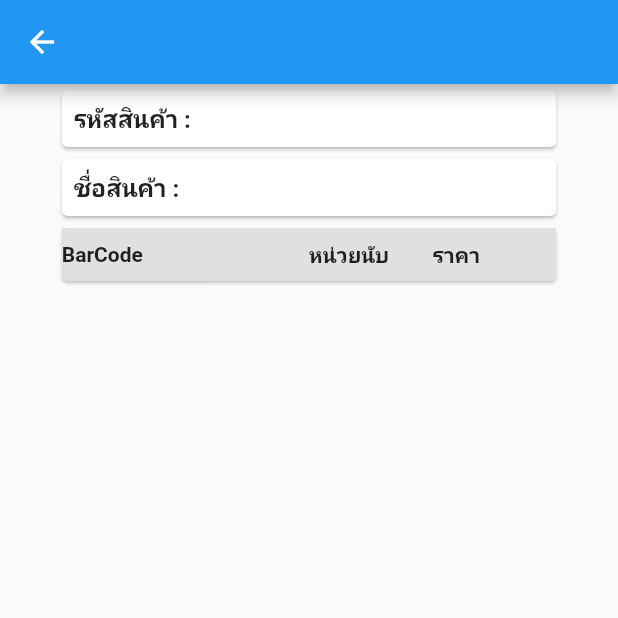
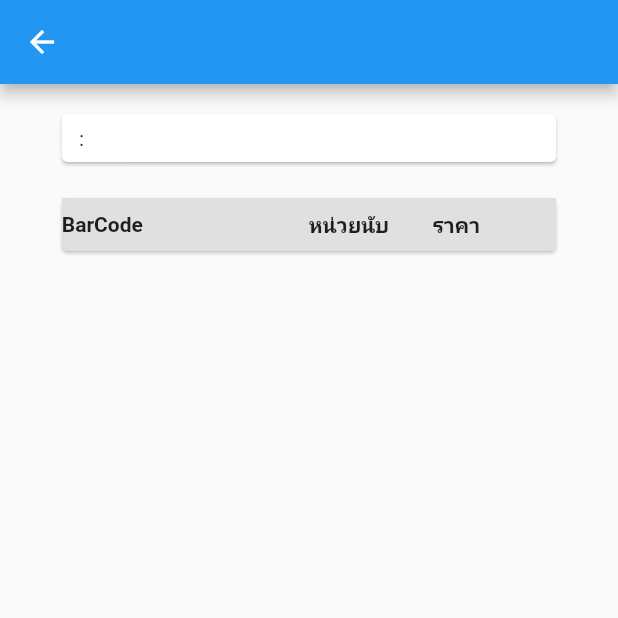
Before and after one commit to masterUNG/RawinPornShop, a Flutter app: the DetailProduct screen opened directly with empty values, on a phone screen of 412 x 824 dp, the top half of it. Run offline on Flutter 3.47's test engine with Material 2 defaults, Android fonts, the phone set to English and light mode, and no system bars; our stand-ins replace dio, flutter_swiper, google_fonts; missing offline and left inert: barcode_scan, fontisto_flutter.

Commit message:
finish 31July

```diff
--- a/lib/models/search_model.dart
+++ b/lib/models/search_model.dart
@@ -37,6 +37,7 @@ class SearchModel {
         pLs.add(new PLs.fromJson(v));
       });
     }
+
     pic1 = json['Pic1'];
     pic2 = json['Pic2'];
     pic3 = json['Pic3'];
--- a/lib/utility/my_style.dart
+++ b/lib/utility/my_style.dart
@@ -48,5 +48,11 @@ class MyStyel {
     );
   }
 
+  SizedBox mySizedBox16() {
+    return SizedBox(
+      height: 16,
+    );
+  }
+
   MyStyel();
 }
--- a/lib/widget/detail_product.dart
+++ b/lib/widget/detail_product.dart
@@ -1,4 +1,8 @@
+import 'dart:convert';
+import 'dart:typed_data';
+
 import 'package:flutter/material.dart';
+import 'package:flutter_swiper/flutter_swiper.dart';
 import 'package:intl/intl.dart';
 import 'package:rawinpornshop/models/search_model.dart';
 import 'package:rawinpornshop/utility/my_style.dart';
@@ -29,9 +33,17 @@ class _DetailProductState extends State<DetailProduct> {
     for (var plsModel in objPLs) {
       Map<String, dynamic> map = plsModel.toJson();
       PLs pLs = PLs.fromJson(map);
+
+      String testPrice = pLs.price9;
+      if (testPrice.isNotEmpty) {
+        double douTestPrice = double.parse(testPrice);
+
+        if (douTestPrice != 0) {
           setState(() {
             plss.add(pLs);
           });
+        }
+      }
     }
   }
 
@@ -39,17 +51,22 @@ class _DetailProductState extends State<DetailProduct> {
   Widget build(BuildContext context) {
     return Scaffold(
       appBar: AppBar(),
-      body: Column(
+      body: SingleChildScrollView(
+        child: Column(
           children: <Widget>[
-          buildText(context, 'รหัสสินค้า : ${model.code}'),
-          buildText(context, 'ชื่อสินค้า : ${model.name}'),
+            MyStyel().mySizedBox16(),
+            buildText(context, model.code, model.name),
+            MyStyel().mySizedBox16(),
             showListPLs(),
+            MyStyel().mySizedBox16(),
+            showPicture(),
           ],
+        ),
       ),
     );
   }
 
-  Widget buildText(BuildContext context, String string) {
+  Widget buildText(BuildContext context, String string, String string2) {
     return Row(
       mainAxisAlignment: MainAxisAlignment.center,
       children: <Widget>[
@@ -57,9 +74,19 @@ class _DetailProductState extends State<DetailProduct> {
           child: Container(
             padding: EdgeInsets.all(8),
             width: MediaQuery.of(context).size.width * 0.8,
+            child: Row(mainAxisSize: MainAxisSize.min,
+              children: [
+                Text(
+                  string,
+                  style: TextStyle(color: Colors.red),
+                ),Text(' : '),
+                Container(width: 100,
                   child: Text(
-              string,
-              style: MyStyel().titleH2(),
+                    string2,
+                    style: TextStyle(color: Colors.blue.shade700),
+                  ),
+                ),
+              ],
             ),
           ),
         ),
@@ -131,13 +158,44 @@ class _DetailProductState extends State<DetailProduct> {
   }
 
   String setupPrice(String price9) {
-    // List<String> list = price9.split('.');
-    // return list[0];
+    String result;
 
+    if (price9.isEmpty) {
+      result = '-';
+    } else {
       double priceDou = double.parse(price9.trim());
+
+      if (priceDou == 0) {
+        result = '-';
+      } else {
         var myFormat = NumberFormat('#,###', 'en_US');
-    String result = myFormat.format(priceDou);
+        result = myFormat.format(priceDou);
+      }
+    }
 
     return result;
   }
+
+  Widget showPicture() {
+    // Uint8List uint8list = base64Decode(model.pic4);
+
+    List<Uint8List> uint8Lists = List();
+
+    List<String> picStrings = [model.pic1, model.pic2, model.pic3, model.pic4];
+    for (var string in picStrings) {
+      if (string.isNotEmpty) {
+        uint8Lists.add(base64Decode(string));
       }
+    }
+
+    return Container(
+      height: MediaQuery.of(context).size.height * 0.3,
+      child: Swiper(
+        itemCount: uint8Lists.length,
+        itemBuilder: (context, index) => Image.memory(uint8Lists[index]),
+        pagination: SwiperPagination(),
+        // control: SwiperControl(),
+      ),
+    );
+  }
+}
--- a/pubspec.yaml
+++ b/pubspec.yaml
@@ -28,6 +28,7 @@ dependencies:
   google_fonts: ^1.1.0
   barcode_scan: ^3.0.1
   intl: ^0.16.1
+  flutter_swiper: ^1.1.6
 
 dev_dependencies:
   flutter_test:
```
Also changed, not shown: pubspec.lock. Lines whose indentation alone changed are shown as unchanged.
